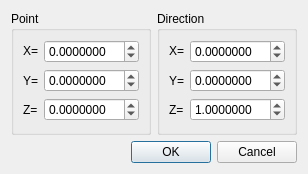
Before: the Qt Designer form TIGLCreator/src/TIGLCreatorDrawVectorDialog.ui in DLR-SC/tigl, drawn with Qt 5.
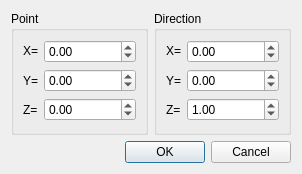
After: the same form once the commit is applied. Custom widgets are drawn as their Qt base class.

Diff of the .ui file:
```diff
--- a/TIGLCreator/src/TIGLCreatorDrawVectorDialog.ui
+++ b/TIGLCreator/src/TIGLCreatorDrawVectorDialog.ui
@@ -23,10 +23,7 @@
        </property>
        <layout class="QGridLayout" name="gridLayout">
         <item row="0" column="1">
-         <widget class="QDoubleSpinBox" name="pxSB">
-          <property name="decimals">
-           <number>7</number>
-          </property>
+         <widget class="TIGLCreatorDoubleSpinBox" name="pxSB">
           <property name="minimum">
            <double>-99.000000000000000</double>
           </property>
@@ -40,10 +37,7 @@
          </widget>
         </item>
         <item row="1" column="1">
-         <widget class="QDoubleSpinBox" name="pySB">
-          <property name="decimals">
-           <number>7</number>
-          </property>
+         <widget class="TIGLCreatorDoubleSpinBox" name="pySB">
           <property name="minimum">
            <double>-99.000000000000000</double>
           </property>
@@ -63,10 +57,7 @@
          </widget>
         </item>
         <item row="2" column="1">
-         <widget class="QDoubleSpinBox" name="pzSB">
-          <property name="decimals">
-           <number>7</number>
-          </property>
+         <widget class="TIGLCreatorDoubleSpinBox" name="pzSB">
           <property name="minimum">
            <double>-99.000000000000000</double>
           </property>
@@ -108,10 +99,7 @@
          </widget>
         </item>
         <item row="0" column="1">
-         <widget class="QDoubleSpinBox" name="nxSB">
-          <property name="decimals">
-           <number>7</number>
-          </property>
+         <widget class="TIGLCreatorDoubleSpinBox" name="nxSB">
           <property name="minimum">
            <double>-10.000000000000000</double>
           </property>
@@ -131,10 +119,7 @@
          </widget>
         </item>
         <item row="1" column="1">
-         <widget class="QDoubleSpinBox" name="nySB">
-          <property name="decimals">
-           <number>7</number>
-          </property>
+         <widget class="TIGLCreatorDoubleSpinBox" name="nySB">
           <property name="minimum">
            <double>-10.000000000000000</double>
           </property>
@@ -154,10 +139,7 @@
          </widget>
         </item>
         <item row="2" column="1">
-         <widget class="QDoubleSpinBox" name="nzSB">
-          <property name="decimals">
-           <number>7</number>
-          </property>
+         <widget class="TIGLCreatorDoubleSpinBox" name="nzSB">
           <property name="minimum">
            <double>-10.000000000000000</double>
           </property>
@@ -189,6 +171,13 @@
    </item>
   </layout>
  </widget>
+ <customwidgets>
+  <customwidget>
+   <class>TIGLCreatorDoubleSpinBox</class>
+   <extends>QDoubleSpinBox</extends>
+   <header>TIGLCreatorDoubleSpinBox.h</header>
+  </customwidget>
+ </customwidgets>
  <resources/>
  <connections>
   <connection>
```
